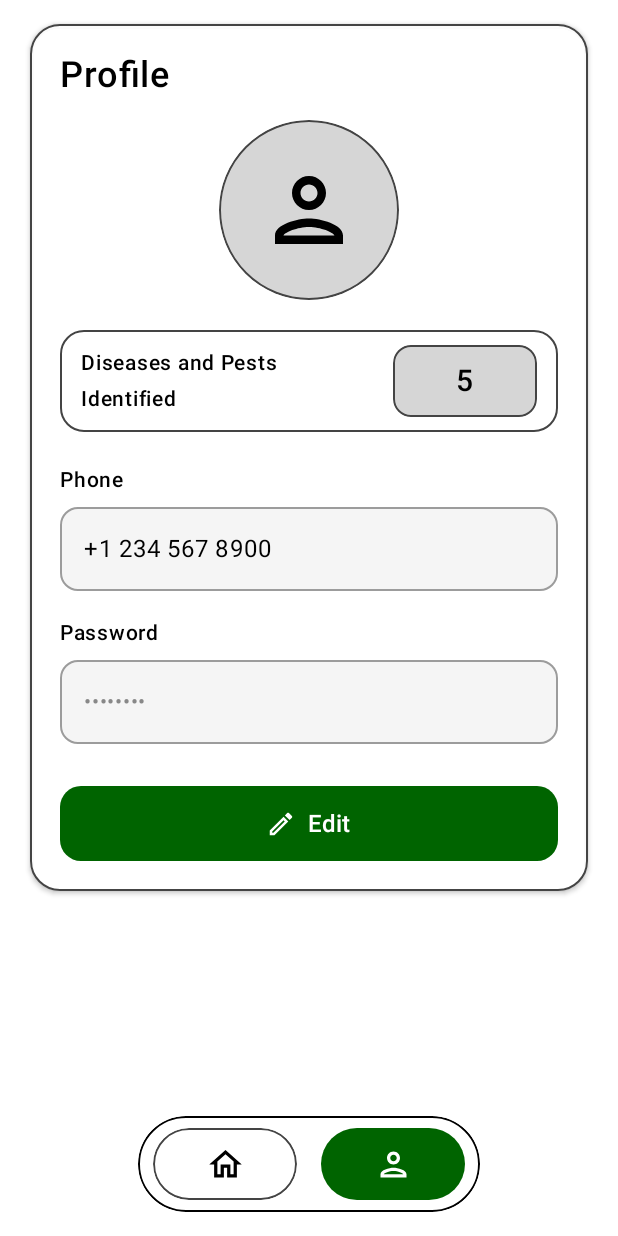
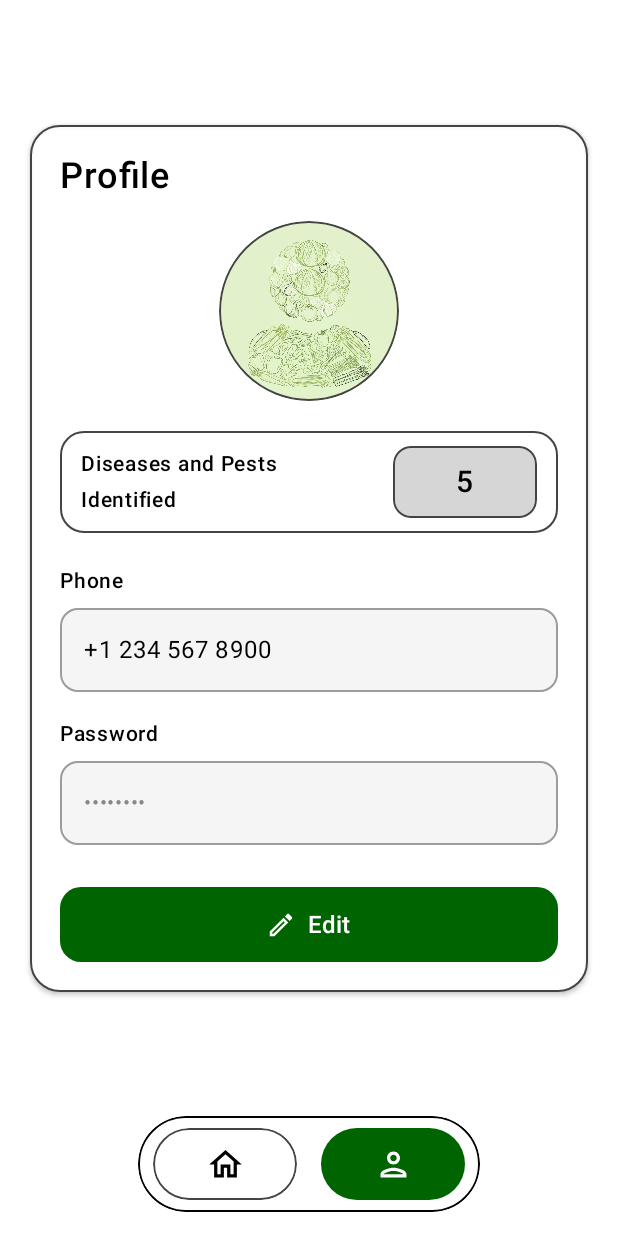
Before and after one commit to MichaelCM7/AI-Mobile-Project, an Android app built with Jetpack Compose: the @Preview function ProfileScreenPreview, on a phone screen of 412 x 824 dp. Run offline under Robolectric (Android 15) with nearby library versions, the phone set to English and light mode, and no system bars; network calls fail.

Commit message:
fix ui issues and layout

```diff
--- a/app/src/main/java/com/example/mobileaisemproject/screens/Profile.kt
+++ b/app/src/main/java/com/example/mobileaisemproject/screens/Profile.kt
@@ -1,8 +1,10 @@
 package com.example.mobileaisemproject.screens
 
 import androidx.compose.foundation.BorderStroke
+import androidx.compose.foundation.Image
 import androidx.compose.foundation.background
 import androidx.compose.foundation.border
+import androidx.compose.foundation.layout.Arrangement
 import androidx.compose.foundation.layout.Box
 import androidx.compose.foundation.layout.Column
 import androidx.compose.foundation.layout.Row
@@ -40,6 +42,8 @@ import androidx.compose.ui.Alignment
 import androidx.compose.ui.Modifier
 import androidx.compose.ui.draw.clip
 import androidx.compose.ui.graphics.Color
+import androidx.compose.ui.layout.ContentScale
+import androidx.compose.ui.res.painterResource
 import androidx.compose.ui.semantics.semantics
 import androidx.compose.ui.text.font.FontWeight
 import androidx.compose.ui.text.input.ImeAction
@@ -49,6 +53,7 @@ import androidx.compose.ui.unit.dp
 import androidx.compose.ui.unit.sp
 import com.example.mobileaisemproject.components.CustomFloatingNavBar
 import com.example.mobileaisemproject.ui.theme.MobileAISemProjectTheme
+import com.example.mobileaisemproject.R
 
 data class Profile(
     val phone: String = "",
@@ -97,6 +102,7 @@ fun ProfileScreen(
                 .padding(bottom = innerPadding.calculateBottomPadding()),
         ) {
             Column(
+                verticalArrangement = Arrangement.Center,
                 modifier = Modifier
                     .fillMaxSize()
                     .verticalScroll(rememberScrollState())
@@ -123,22 +129,17 @@ fun ProfileScreen(
                         Spacer(Modifier.height(16.dp))
 
                         // Avatar placeholder
-                        Box(
-                            Modifier
+                        Image(
+                            painter = painterResource(id = R.drawable.user_img), // Replace with your exact drawable filename
+                            contentDescription = "Profile picture",
+                            contentScale = ContentScale.Crop,
+                            modifier = Modifier
                                 .size(120.dp)
                                 .align(Alignment.CenterHorizontally)
                                 .clip(CircleShape)
-                                .background(AppColors.Gray)
-                                .border(1.dp, AppColors.Dark, CircleShape),
-                            contentAlignment = Alignment.Center,
-                        ) {
-                            Icon(
-                                Icons.Outlined.Person,
-                                contentDescription = "Profile picture",
-                                modifier = Modifier.size(68.dp),
-                                tint = AppColors.Ink,
-                            )
-                        }
+                                .border(1.dp, AppColors.Dark, CircleShape)
+                        )
+
                         Spacer(Modifier.height(20.dp))
 
                         IdentifiedCard(count = profile.identifiedCount)
--- /dev/null
+++ b/app/src/main/res/drawable/placeholder_showcase_img.xml
@@ -0,0 +1,4 @@
+<?xml version="1.0" encoding="utf-8"?>
+<selector xmlns:android="http://schemas.android.com/apk/res/android">
+    <item android:drawable="@drawable/showcase_maize_pic" />
+</selector>
--- /dev/null
+++ b/app/src/main/res/drawable/placeholder_user_img.xml
@@ -0,0 +1,4 @@
+<?xml version="1.0" encoding="utf-8"?>
+<selector xmlns:android="http://schemas.android.com/apk/res/android">
+    <item android:drawable="@drawable/user_img" />
+</selector>
```
Also changed, not shown: app/src/main/java/com/example/mobileaisemproject/screens/CameraScreen.kt (+23 -16 lines), app/src/main/java/com/example/mobileaisemproject/screens/SignIn.kt (+41 -30 lines), app/src/main/res/drawable/user_img.png (added), 1 other file.
